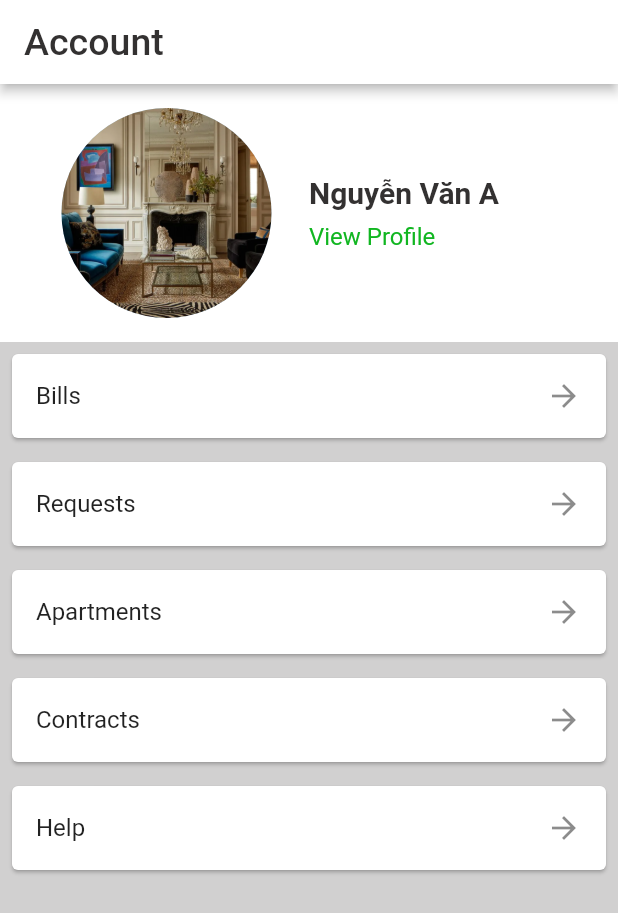
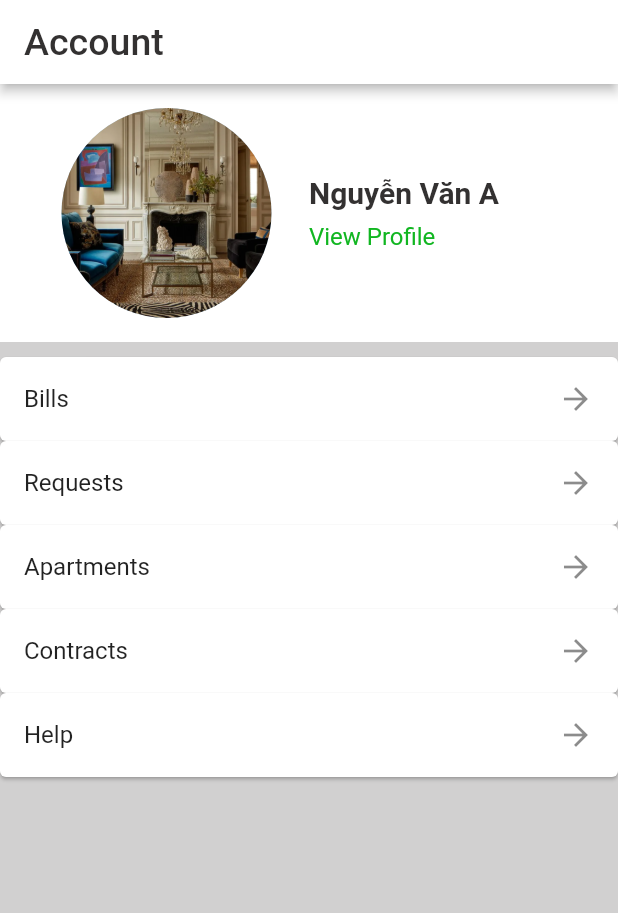
Before and after one commit to 3mallrice/apartee_flutter, a Flutter app: the AccountScreen screen opened directly, on a phone screen of 412 x 824 dp. Shown: the top 913 px of the screen. Run offline on Flutter 3.47's test engine with Material 2 defaults, Android fonts, the phone set to English and light mode, and no system bars; our stand-ins replace dot_navigation_bar, fan_carousel_image_slider; missing offline and left inert: font_awesome_icon_class.

Commit message:
update account screen

```diff
--- a/lib/representation/screens/account_screen.dart
+++ b/lib/representation/screens/account_screen.dart
@@ -1,6 +1,5 @@
 import 'package:flutter/material.dart';
 import 'package:flutter_demo_02/core/helpers/asset_helpers.dart';
-import 'package:font_awesome_icon_class/font_awesome_icon_class.dart';
 
 import '../../core/const/color_const.dart';
 
@@ -83,14 +82,20 @@ class _AccountScreenState extends State<AccountScreen> {
                   ),
                 ),
               ),
+              const SizedBox(
+                height: 10,
+              ),
               Expanded(
                 flex: 1,
                 child: ListView.builder(
+                  padding: EdgeInsets
+                      .zero, // Loại bỏ khoảng cách xung quanh danh sách
                   itemCount: upcomingRequests.length,
                   itemBuilder: (context, index) {
                     final request = upcomingRequests[index];
                     return Card(
-                      margin: const EdgeInsets.all(8.0),
+                      margin:
+                          const EdgeInsets.all(0.0), // Loại bỏ margin của Card
                       child: ListTile(
                         title: Text(request.title),
                         trailing: const Icon(Icons.arrow_forward),
@@ -102,6 +107,9 @@ class _AccountScreenState extends State<AccountScreen> {
                     );
                   },
                 ),
+              ),
+              const SizedBox(
+                height: 10,
               ),
             ],
           ),
```
Also changed, not shown: lib/components/my_account_button.dart (deleted, +0 -57 lines).
